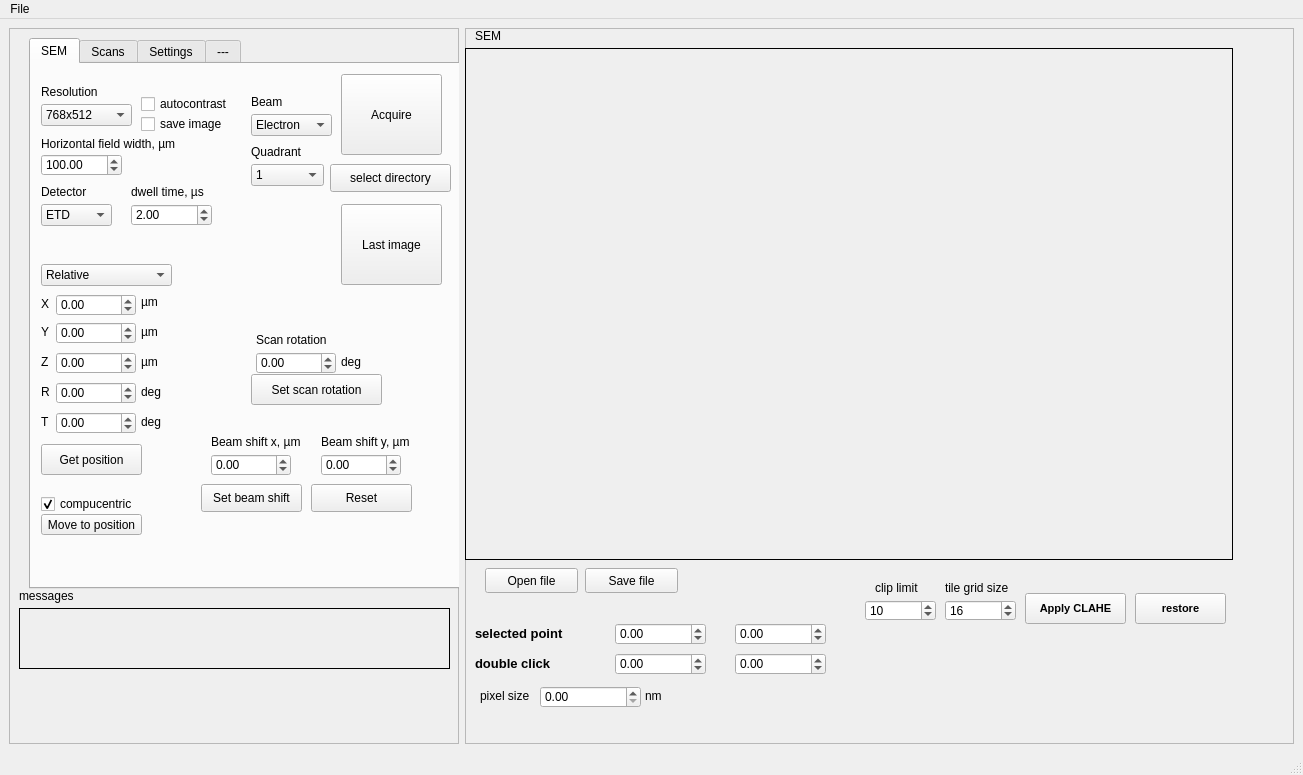
The window that qtdesigner_files/main_gui.ui (gorliks/EBSD_ECCI) describes before a commit, drawn with Qt 5.
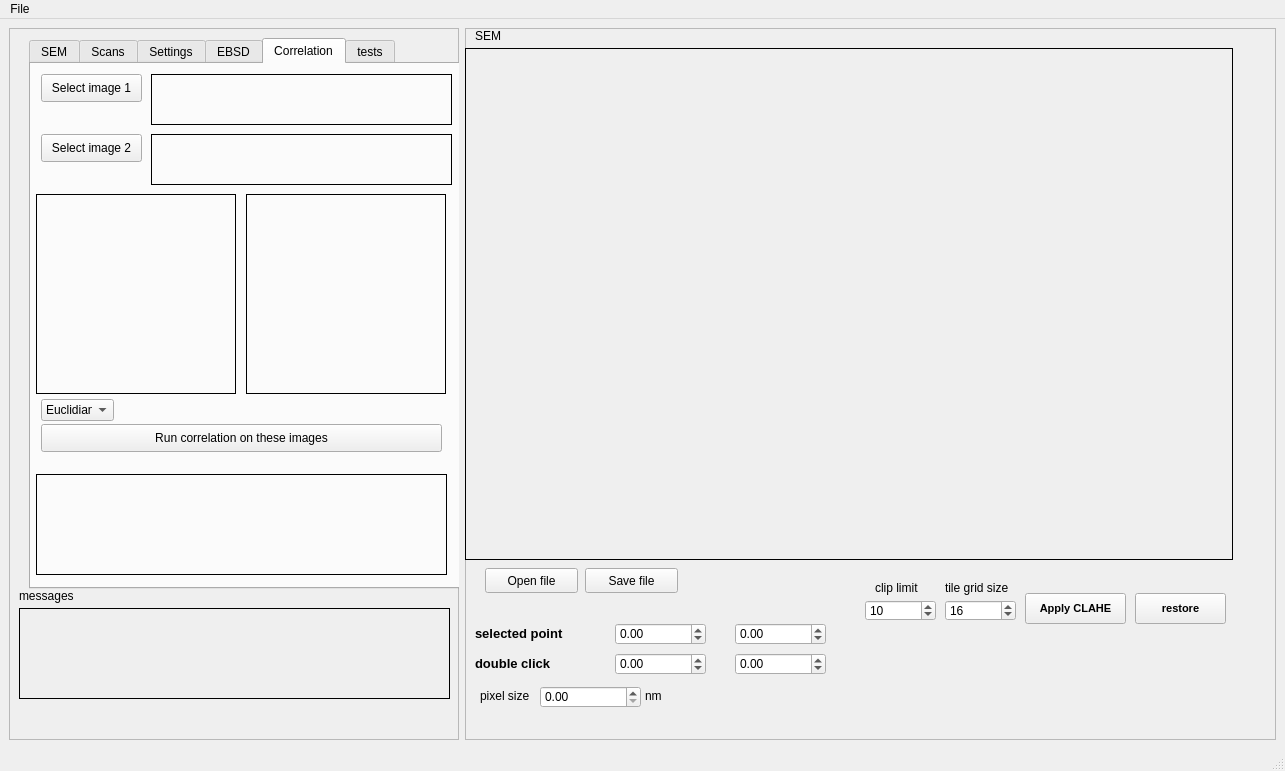
The same window after the commit.

Commit message: correlation tab added, pair of images transformation

```diff
--- a/qtdesigner_files/main_gui.ui
+++ b/qtdesigner_files/main_gui.ui
@@ -6,8 +6,8 @@
    <rect>
     <x>0</x>
     <y>0</y>
-    <width>1303</width>
-    <height>775</height>
+    <width>1285</width>
+    <height>771</height>
    </rect>
   </property>
   <property name="windowTitle">
@@ -47,7 +47,7 @@
          <x>10</x>
          <y>580</y>
          <width>431</width>
-         <height>61</height>
+         <height>91</height>
         </rect>
        </property>
        <property name="frameShape">
@@ -102,7 +102,7 @@
         <enum>Qt::LeftToRight</enum>
        </property>
        <property name="currentIndex">
-        <number>0</number>
+        <number>4</number>
        </property>
        <widget class="QWidget" name="SEM">
         <attribute name="title">
@@ -1882,7 +1882,7 @@
        </widget>
        <widget class="QWidget" name="tab_3">
         <attribute name="title">
-         <string>---</string>
+         <string>EBSD</string>
         </attribute>
         <widget class="QPushButton" name="pushButton_set_EBSD_detector">
          <property name="geometry">
@@ -2243,6 +2243,219 @@
          </property>
         </widget>
        </widget>
+       <widget class="QWidget" name="tab">
+        <attribute name="title">
+         <string>Correlation</string>
+        </attribute>
+        <widget class="QPushButton" name="pushButton_select_image_1">
+         <property name="geometry">
+          <rect>
+           <x>10</x>
+           <y>10</y>
+           <width>101</width>
+           <height>28</height>
+          </rect>
+         </property>
+         <property name="text">
+          <string>Select image 1</string>
+         </property>
+        </widget>
+        <widget class="QPushButton" name="pushButton_select_image_2">
+         <property name="geometry">
+          <rect>
+           <x>10</x>
+           <y>70</y>
+           <width>101</width>
+           <height>28</height>
+          </rect>
+         </property>
+         <property name="text">
+          <string>Select image 2</string>
+         </property>
+        </widget>
+        <widget class="QLabel" name="label_image_corr_1">
+         <property name="geometry">
+          <rect>
+           <x>5</x>
+           <y>130</y>
+           <width>200</width>
+           <height>200</height>
+          </rect>
+         </property>
+         <property name="sizePolicy">
+          <sizepolicy hsizetype="Ignored" vsizetype="Ignored">
+           <horstretch>0</horstretch>
+           <verstretch>0</verstretch>
+          </sizepolicy>
+         </property>
+         <property name="minimumSize">
+          <size>
+           <width>64</width>
+           <height>64</height>
+          </size>
+         </property>
+         <property name="frameShape">
+          <enum>QFrame::Box</enum>
+         </property>
+         <property name="text">
+          <string/>
+         </property>
+        </widget>
+        <widget class="QLabel" name="label_image_corr_2">
+         <property name="geometry">
+          <rect>
+           <x>215</x>
+           <y>130</y>
+           <width>200</width>
+           <height>200</height>
+          </rect>
+         </property>
+         <property name="sizePolicy">
+          <sizepolicy hsizetype="Ignored" vsizetype="Ignored">
+           <horstretch>0</horstretch>
+           <verstretch>0</verstretch>
+          </sizepolicy>
+         </property>
+         <property name="minimumSize">
+          <size>
+           <width>64</width>
+           <height>64</height>
+          </size>
+         </property>
+         <property name="frameShape">
+          <enum>QFrame::Box</enum>
+         </property>
+         <property name="text">
+          <string/>
+         </property>
+        </widget>
+        <widget class="QLabel" name="label_transformation">
+         <property name="geometry">
+          <rect>
+           <x>5</x>
+           <y>410</y>
+           <width>411</width>
+           <height>101</height>
+          </rect>
+         </property>
+         <property name="frameShape">
+          <enum>QFrame::Panel</enum>
+         </property>
+         <property name="text">
+          <string/>
+         </property>
+         <property name="wordWrap">
+          <bool>true</bool>
+         </property>
+        </widget>
+        <widget class="QLabel" name="label_corr_image_1_path">
+         <property name="geometry">
+          <rect>
+           <x>120</x>
+           <y>10</y>
+           <width>301</width>
+           <height>51</height>
+          </rect>
+         </property>
+         <property name="frameShape">
+          <enum>QFrame::Panel</enum>
+         </property>
+         <property name="text">
+          <string/>
+         </property>
+         <property name="wordWrap">
+          <bool>true</bool>
+         </property>
+        </widget>
+        <widget class="QLabel" name="label_corr_image_2_path">
+         <property name="geometry">
+          <rect>
+           <x>120</x>
+           <y>70</y>
+           <width>301</width>
+           <height>51</height>
+          </rect>
+         </property>
+         <property name="frameShape">
+          <enum>QFrame::Panel</enum>
+         </property>
+         <property name="text">
+          <string/>
+         </property>
+         <property name="wordWrap">
+          <bool>true</bool>
+         </property>
+        </widget>
+        <widget class="QPushButton" name="pushButton_run_correlation">
+         <property name="geometry">
+          <rect>
+           <x>10</x>
+           <y>360</y>
+           <width>401</width>
+           <height>28</height>
+          </rect>
+         </property>
+         <property name="text">
+          <string>Run correlation on these images</string>
+         </property>
+        </widget>
+        <widget class="QComboBox" name="comboBox_tranformation_type">
+         <property name="geometry">
+          <rect>
+           <x>10</x>
+           <y>335</y>
+           <width>73</width>
+           <height>22</height>
+          </rect>
+         </property>
+         <item>
+          <property name="text">
+           <string>Euclidian</string>
+          </property>
+         </item>
+         <item>
+          <property name="text">
+           <string>similarity</string>
+          </property>
+         </item>
+         <item>
+          <property name="text">
+           <string>affinity</string>
+          </property>
+         </item>
+        </widget>
+       </widget>
+       <widget class="QWidget" name="tab_2">
+        <attribute name="title">
+         <string>tests</string>
+        </attribute>
+        <widget class="QPushButton" name="pushButton_open_window">
+         <property name="geometry">
+          <rect>
+           <x>20</x>
+           <y>50</y>
+           <width>131</width>
+           <height>28</height>
+          </rect>
+         </property>
+         <property name="text">
+          <string>open window test</string>
+         </property>
+        </widget>
+        <widget class="QPushButton" name="pushButton_correlation">
+         <property name="geometry">
+          <rect>
+           <x>20</x>
+           <y>90</y>
+           <width>131</width>
+           <height>28</height>
+          </rect>
+         </property>
+         <property name="text">
+          <string>correlation test</string>
+         </property>
+        </widget>
+       </widget>
       </widget>
       <widget class="QLabel" name="label_demo_mode">
        <property name="geometry">
@@ -2623,7 +2836,7 @@
     <rect>
      <x>0</x>
      <y>0</y>
-     <width>1303</width>
+     <width>1285</width>
      <height>26</height>
     </rect>
    </property>
```
Left out of the diff: 26 changed lines with no effect on the pictures. The commit also changes 15 other files.
